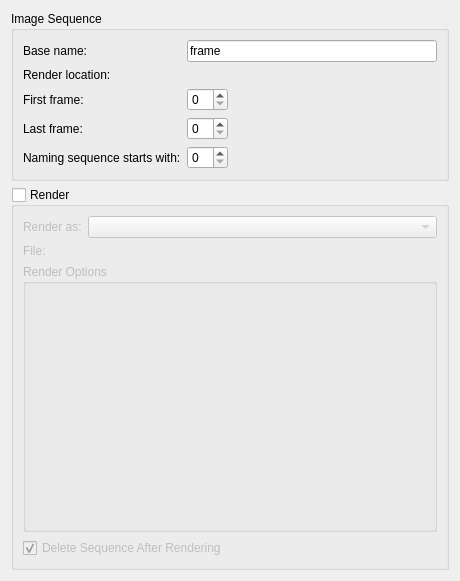
Old version of the form plugins/extensions/animationrenderer/wdg_animationrenderer.ui in the repository KDE/krita.
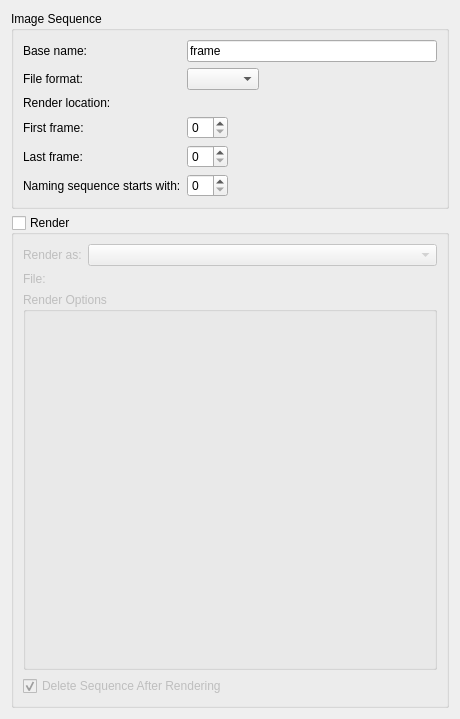
New version of the form. Custom widgets are drawn as their Qt base class.

Commit message:
Add a filetype selector for the image sequence
This is only enabled if render to video is disabled, since we only
do .png with ffmpeg

```diff
--- a/plugins/extensions/animationrenderer/wdg_animationrenderer.ui
+++ b/plugins/extensions/animationrenderer/wdg_animationrenderer.ui
@@ -7,7 +7,7 @@
     <x>0</x>
     <y>0</y>
     <width>460</width>
-    <height>581</height>
+    <height>719</height>
    </rect>
   </property>
   <property name="windowTitle">
@@ -19,8 +19,6 @@
      <property name="title">
       <string>Image Sequence</string>
      </property>
-     <layout class="QGridLayout" name="gridLayout">
-      <item row="0" column="0">
        <layout class="QFormLayout" name="formLayout">
         <property name="fieldGrowthPolicy">
          <enum>QFormLayout::ExpandingFieldsGrow</enum>
@@ -39,14 +37,37 @@
           </property>
          </widget>
         </item>
-        <item row="1" column="0">
+      <item row="2" column="0">
+       <widget class="QLabel" name="label_8">
+        <property name="text">
+         <string>File format:</string>
+        </property>
+        <property name="buddy">
+         <cstring>label_8</cstring>
+        </property>
+       </widget>
+      </item>
+      <item row="2" column="1">
+       <widget class="QComboBox" name="cmbMimetype">
+        <property name="sizePolicy">
+         <sizepolicy hsizetype="Preferred" vsizetype="Fixed">
+          <horstretch>2</horstretch>
+          <verstretch>0</verstretch>
+         </sizepolicy>
+        </property>
+        <property name="toolTip">
+         <string>Select the file format for the image sequence. If you want to render to video or animated gif, you can only select PNG</string>
+        </property>
+       </widget>
+      </item>
+      <item row="4" column="0">
          <widget class="QLabel" name="label_2">
           <property name="text">
            <string>Render location:</string>
           </property>
          </widget>
         </item>
-        <item row="1" column="1">
+      <item row="4" column="1">
          <widget class="KisFileNameRequester" name="dirRequester" native="true">
           <property name="sizePolicy">
            <sizepolicy hsizetype="Preferred" vsizetype="Preferred">
@@ -56,43 +77,62 @@
           </property>
          </widget>
         </item>
-        <item row="2" column="0">
+      <item row="6" column="0">
          <widget class="QLabel" name="label_3">
           <property name="text">
            <string>First frame:</string>
           </property>
          </widget>
         </item>
-        <item row="2" column="1">
-         <widget class="QSpinBox" name="intStart"/>
-        </item>
-        <item row="3" column="0">
+      <item row="6" column="1">
+       <widget class="QSpinBox" name="intStart">
+        <property name="sizePolicy">
+         <sizepolicy hsizetype="Minimum" vsizetype="Fixed">
+          <horstretch>1</horstretch>
+          <verstretch>0</verstretch>
+         </sizepolicy>
+        </property>
+       </widget>
+      </item>
+      <item row="8" column="0">
          <widget class="QLabel" name="label_4">
           <property name="text">
            <string>Last frame:</string>
           </property>
          </widget>
         </item>
-        <item row="3" column="1">
-         <widget class="QSpinBox" name="intEnd"/>
-        </item>
-        <item row="4" column="0">
+      <item row="8" column="1">
+       <widget class="QSpinBox" name="intEnd">
+        <property name="sizePolicy">
+         <sizepolicy hsizetype="Minimum" vsizetype="Fixed">
+          <horstretch>1</horstretch>
+          <verstretch>0</verstretch>
+         </sizepolicy>
+        </property>
+       </widget>
+      </item>
+      <item row="10" column="0">
          <widget class="QLabel" name="label_5">
           <property name="text">
            <string>Naming sequence starts with:</string>
           </property>
          </widget>
         </item>
-        <item row="4" column="1">
-         <widget class="QSpinBox" name="sequenceStart"/>
-        </item>
-       </layout>
+      <item row="10" column="1">
+       <widget class="QSpinBox" name="sequenceStart">
+        <property name="sizePolicy">
+         <sizepolicy hsizetype="Minimum" vsizetype="Fixed">
+          <horstretch>1</horstretch>
+          <verstretch>0</verstretch>
+         </sizepolicy>
+        </property>
+       </widget>
       </item>
      </layout>
     </widget>
    </item>
    <item>
-    <widget class="QGroupBox" name="groupBox_2">
+    <widget class="QGroupBox" name="grpRender">
      <property name="sizePolicy">
       <sizepolicy hsizetype="Preferred" vsizetype="Preferred">
        <horstretch>0</horstretch>
@@ -111,24 +151,24 @@
      <layout class="QGridLayout" name="gridLayout_2">
       <item row="0" column="0">
        <layout class="QFormLayout" name="formLayout_2">
-        <item row="0" column="0">
+        <item row="1" column="0">
          <widget class="QLabel" name="label_6">
           <property name="text">
            <string>Render as:</string>
           </property>
          </widget>
         </item>
-        <item row="0" column="1">
+        <item row="1" column="1">
          <widget class="QComboBox" name="cmbRenderType"/>
         </item>
-        <item row="1" column="0">
+        <item row="2" column="0">
          <widget class="QLabel" name="label_7">
           <property name="text">
            <string>File:</string>
           </property>
          </widget>
         </item>
-        <item row="1" column="1">
+        <item row="2" column="1">
          <widget class="KisFileNameRequester" name="videoFilename" native="true">
           <property name="sizePolicy">
            <sizepolicy hsizetype="Preferred" vsizetype="Preferred">
@@ -138,7 +178,7 @@
           </property>
          </widget>
         </item>
-        <item row="2" column="0" colspan="2">
+        <item row="3" column="0" colspan="2">
          <widget class="QGroupBox" name="grpRenderOptions">
           <property name="sizePolicy">
            <sizepolicy hsizetype="Preferred" vsizetype="Preferred">
@@ -151,7 +191,7 @@
           </property>
          </widget>
         </item>
-        <item row="3" column="0" colspan="2">
+        <item row="4" column="0" colspan="2">
          <widget class="QCheckBox" name="chkDeleteSequence">
           <property name="text">
            <string>Delete Sequence After Rendering</string>
```
Left out of the diff: 10 changed lines with no effect on the pictures. Lines whose indentation alone changed are shown as unchanged. The commit also changes 2 other files.
